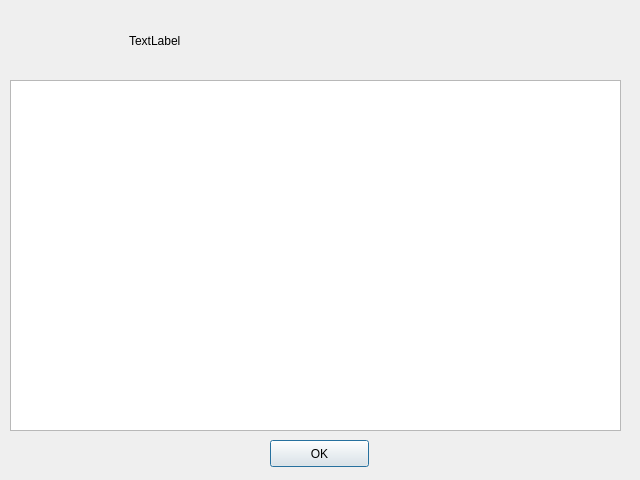
Qt form dialogabout.ui (serg-lar/sun-moon-time) before a commit.
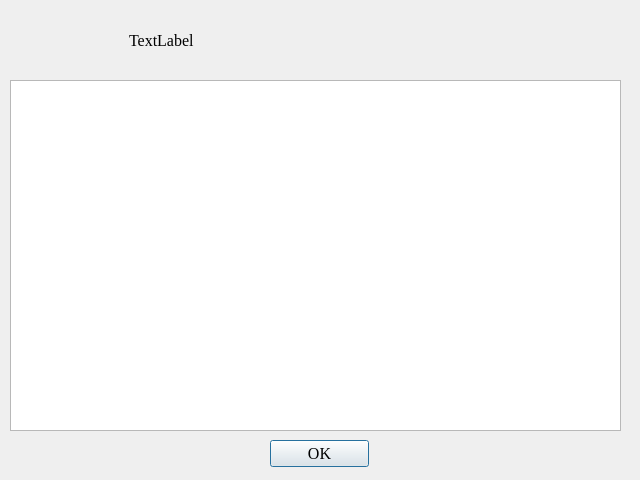
The same form after that commit.

```diff
--- a/dialogabout.ui
+++ b/dialogabout.ui
@@ -34,6 +34,12 @@
      <height>27</height>
     </rect>
    </property>
+   <property name="font">
+    <font>
+     <family>Times New Roman</family>
+     <pointsize>12</pointsize>
+    </font>
+   </property>
    <property name="text">
     <string>OK</string>
    </property>
@@ -58,7 +64,7 @@
 &lt;p style=&quot;-qt-paragraph-type:empty; margin-top:0px; margin-bottom:0px; margin-left:0px; margin-right:0px; -qt-block-indent:0; text-indent:0px;&quot;&gt;&lt;br /&gt;&lt;/p&gt;&lt;/body&gt;&lt;/html&gt;</string>
    </property>
   </widget>
-  <widget class="QWidget" name="">
+  <widget class="QWidget" name="layoutWidget">
    <property name="geometry">
     <rect>
      <x>10</x>
@@ -67,6 +73,12 @@
      <height>61</height>
     </rect>
    </property>
+   <property name="font">
+    <font>
+     <family>Times New Roman</family>
+     <pointsize>12</pointsize>
+    </font>
+   </property>
    <layout class="QHBoxLayout" name="horizontalLayout">
     <item>
      <widget class="QLabel" name="label">
@@ -77,6 +89,12 @@
     </item>
     <item>
      <widget class="QLabel" name="label_2">
+      <property name="font">
+       <font>
+        <family>Times New Roman</family>
+        <pointsize>12</pointsize>
+       </font>
+      </property>
       <property name="text">
        <string>TextLabel</string>
       </property>
```
Left out of the diff: 16 changed lines with no effect on the pictures.
